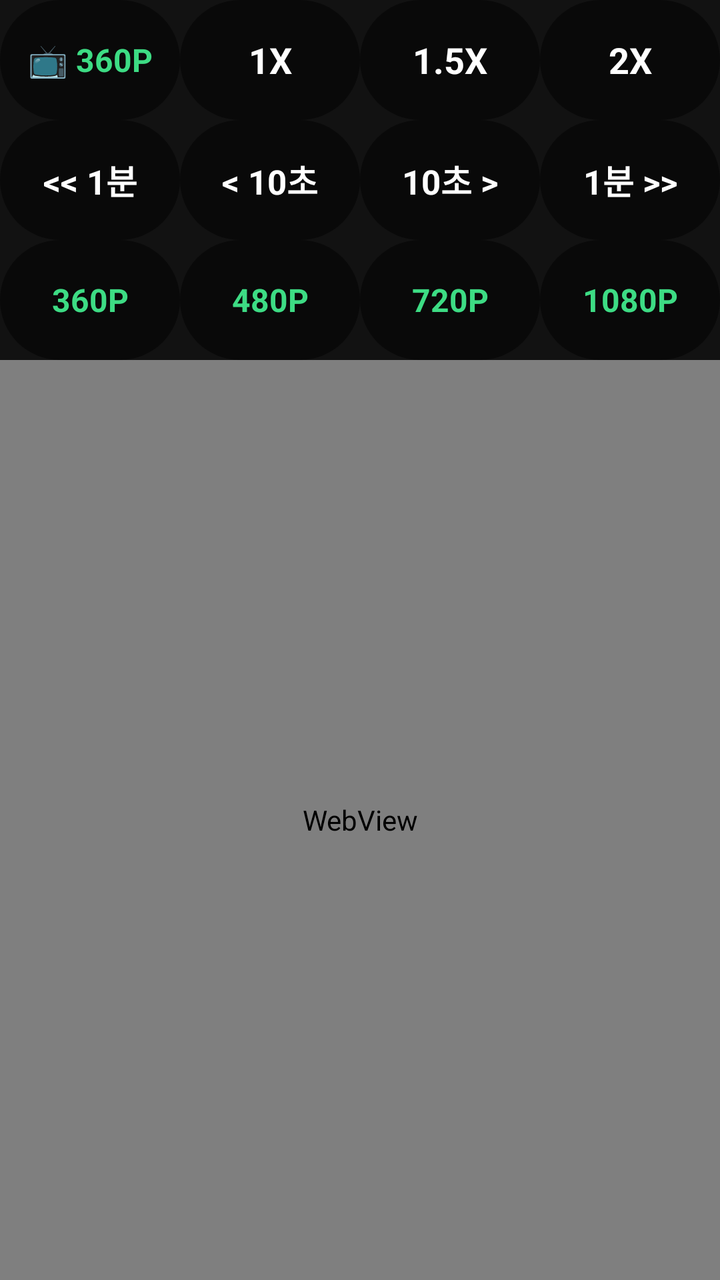
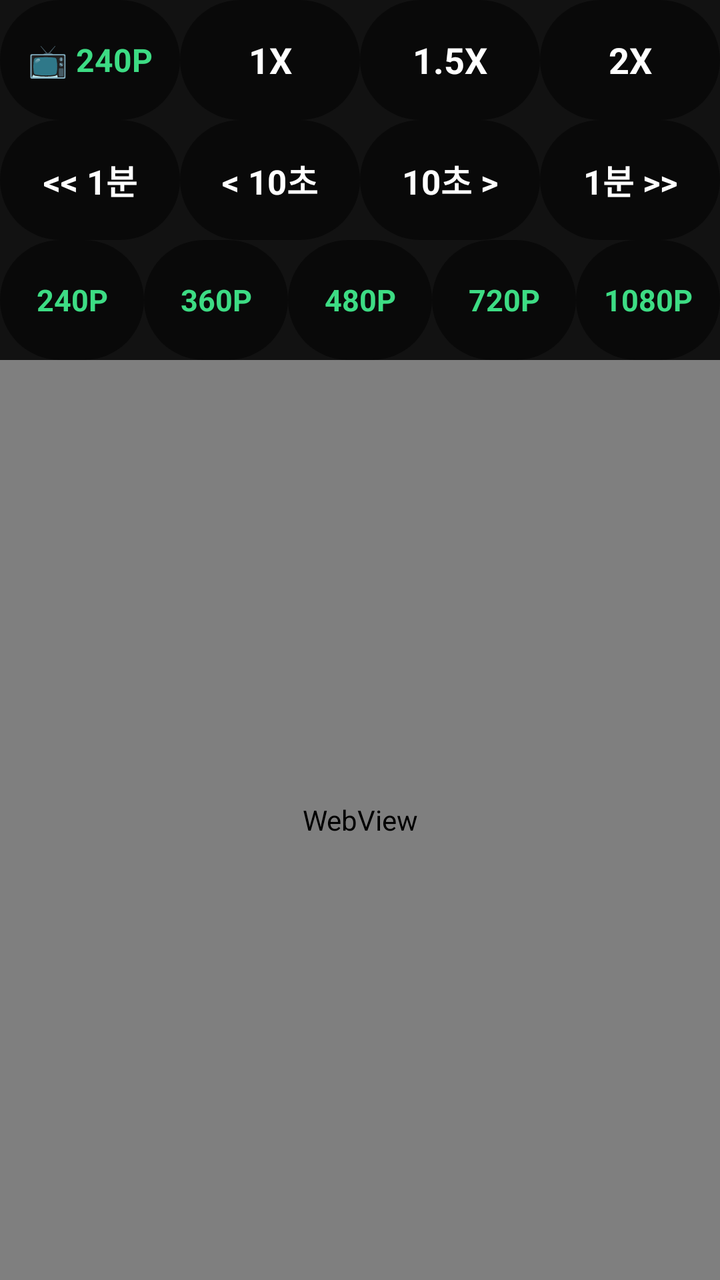

An Android layout rendered at two revisions. The XML below is the earlier revision; the diff shows what the commit changed to produce the second picture.
<!-- AndroidManifest.xml: application theme Theme.CarHome -->
<!-- res/layout/activity_browser.xml -->
<?xml version="1.0" encoding="utf-8"?>
<FrameLayout xmlns:android="http://schemas.android.com/apk/res/android"
    android:layout_width="match_parent"
    android:layout_height="match_parent"
    android:keepScreenOn="true"
    android:background="#000000">

    
    <LinearLayout
        android:id="@+id/browserRootLayout"
        android:layout_width="match_parent"
        android:layout_height="match_parent"
        android:orientation="vertical"
        android:keepScreenOn="true"
        android:background="#000000">

        
        <LinearLayout
            android:id="@+id/menuLayout"
            android:layout_width="match_parent"
            android:layout_height="180dp"
            android:orientation="vertical"
            android:background="#121212"
            android:gravity="center">

            
            <LinearLayout
                android:id="@+id/menuGroup1"
                android:layout_width="match_parent"
                android:layout_height="0dp"
                android:layout_weight="1"
                android:orientation="horizontal">

                
                <TextView
                    android:id="@+id/btnResolutionStatus"
                    android:layout_width="0dp"
                    android:layout_height="match_parent"
                    android:layout_weight="1"
                    android:background="@drawable/bg_round_btn"
                    android:text="📺 360P"
                    android:textColor="#3DDC84"
                    android:textSize="16sp"
                    android:textStyle="bold"
                    android:gravity="center"
                    android:clickable="true"
                    android:focusable="true" />

                <TextView
                    android:id="@+id/btnSpeed1x"
                    android:layout_width="0dp"
                    android:layout_height="match_parent"
                    android:layout_weight="1"
                    android:background="@drawable/bg_round_btn"
                    android:text="1X"
                    android:textColor="#FFFFFF"
                    android:textSize="18sp"
                    android:textStyle="bold"
                    android:gravity="center"
                    android:clickable="true"
                    android:focusable="true" />

                <TextView
                    android:id="@+id/btnSpeed1_5x"
                    android:layout_width="0dp"
                    android:layout_height="match_parent"
                    android:layout_weight="1"
                    android:background="@drawable/bg_round_btn"
                    android:text="1.5X"
                    android:textColor="#FFFFFF"
                    android:textSize="18sp"
                    android:textStyle="bold"
                    android:gravity="center"
                    android:clickable="true"
                    android:focusable="true" />

                <TextView
                    android:id="@+id/btnSpeed2x"
                    android:layout_width="0dp"
                    android:layout_height="match_parent"
                    android:layout_weight="1"
                    android:background="@drawable/bg_round_btn"
                    android:text="2X"
                    android:textColor="#FFFFFF"
                    android:textSize="18sp"
                    android:textStyle="bold"
                    android:gravity="center"
                    android:clickable="true"
                    android:focusable="true" />
            </LinearLayout>

            
            <LinearLayout
                android:id="@+id/menuGroup2"
                android:layout_width="match_parent"
                android:layout_height="0dp"
                android:layout_weight="1"
                android:orientation="horizontal">

                <TextView
                    android:id="@+id/btnRewind"
                    android:layout_width="0dp"
                    android:layout_height="match_parent"
                    android:layout_weight="1"
                    android:background="@drawable/bg_round_btn"
                    android:text="&lt;&lt; 1분"
                    android:textColor="#FFFFFF"
                    android:textSize="17sp"
                    android:textStyle="bold"
                    android:gravity="center"
                    android:clickable="true"
                    android:focusable="true" />

                <TextView
                    android:id="@+id/btnRewind10"
                    android:layout_width="0dp"
                    android:layout_height="match_parent"
                    android:layout_weight="1"
                    android:background="@drawable/bg_round_btn"
                    android:text="&lt; 10초"
                    android:textColor="#FFFFFF"
                    android:textSize="17sp"
                    android:textStyle="bold"
                    android:gravity="center"
                    android:clickable="true"
                    android:focusable="true" />

                <TextView
                    android:id="@+id/btnForward10"
                    android:layout_width="0dp"
                    android:layout_height="match_parent"
                    android:layout_weight="1"
                    android:background="@drawable/bg_round_btn"
                    android:text="10초 &gt;"
                    android:textColor="#FFFFFF"
                    android:textSize="17sp"
                    android:textStyle="bold"
                    android:gravity="center"
                    android:clickable="true"
                    android:focusable="true" />

                <TextView
                    android:id="@+id/btnForward"
                    android:layout_width="0dp"
                    android:layout_height="match_parent"
                    android:layout_weight="1"
                    android:background="@drawable/bg_round_btn"
                    android:text="1분 &gt;&gt;"
                    android:textColor="#FFFFFF"
                    android:textSize="17sp"
                    android:textStyle="bold"
                    android:gravity="center"
                    android:clickable="true"
                    android:focusable="true" />
            </LinearLayout>

            
            <LinearLayout
                android:id="@+id/menuGroup3"
                android:layout_width="match_parent"
                android:layout_height="0dp"
                android:layout_weight="1"
                android:orientation="horizontal">

                <TextView
                    android:id="@+id/btnRes360"
                    android:layout_width="0dp"
                    android:layout_height="match_parent"
                    android:layout_weight="1"
                    android:background="@drawable/bg_round_btn"
                    android:text="360P"
                    android:textColor="#3DDC84"
                    android:textSize="16sp"
                    android:textStyle="bold"
                    android:gravity="center"
                    android:clickable="true"
                    android:focusable="true" />

                <TextView
                    android:id="@+id/btnRes480"
                    android:layout_width="0dp"
                    android:layout_height="match_parent"
                    android:layout_weight="1"
                    android:background="@drawable/bg_round_btn"
                    android:text="480P"
                    android:textColor="#3DDC84"
                    android:textSize="16sp"
                    android:textStyle="bold"
                    android:gravity="center"
                    android:clickable="true"
                    android:focusable="true" />

                <TextView
                    android:id="@+id/btnRes720"
                    android:layout_width="0dp"
                    android:layout_height="match_parent"
                    android:layout_weight="1"
                    android:background="@drawable/bg_round_btn"
                    android:text="720P"
                    android:textColor="#3DDC84"
                    android:textSize="16sp"
                    android:textStyle="bold"
                    android:gravity="center"
                    android:clickable="true"
                    android:focusable="true" />

                <TextView
                    android:id="@+id/btnRes1080"
                    android:layout_width="0dp"
                    android:layout_height="match_parent"
                    android:layout_weight="1"
                    android:background="@drawable/bg_round_btn"
                    android:text="1080P"
                    android:textColor="#3DDC84"
                    android:textSize="16sp"
                    android:textStyle="bold"
                    android:gravity="center"
                    android:clickable="true"
                    android:focusable="true" />
            </LinearLayout>
        </LinearLayout>

        
        <WebView
            android:id="@+id/webView"
            android:layout_width="match_parent"
            android:layout_height="0dp"
            android:keepScreenOn="true"
            android:layout_weight="1" />
    </LinearLayout>

    
    <FrameLayout
        android:id="@+id/fullscreenContainer"
        android:layout_width="match_parent"
        android:layout_height="match_parent"
        android:keepScreenOn="true"
        android:background="#000000"
        android:visibility="gone" />
</FrameLayout>
<!-- resources referenced by this layout -->
<resources>
  <!-- drawable bg_round_btn (drawable) -->
  <?xml version="1.0" encoding="utf-8"?>
  <shape xmlns:android="http://schemas.android.com/apk/res/android"
      android:shape="rectangle">
      <corners android:radius="50dp" />
      
      <solid android:color="#80000000" />
  </shape>
  <style name="Theme.CarHome" parent="Base.Theme.CarHome" />
  <style name="Base.Theme.CarHome" parent="Theme.Material3.DayNight.NoActionBar">
          
          
      </style>
</resources>

<!-- the commit's change to res/layout/activity_browser.xml (unified diff, before → after) -->
@@ -38,7 +38,7 @@
                     android:layout_height="match_parent"
                     android:layout_weight="1"
                     android:background="@drawable/bg_round_btn"
-                    android:text="📺 360P"
+                    android:text="📺 240P"
                     android:textColor="#3DDC84"
                     android:textSize="16sp"
                     android:textStyle="bold"
@@ -163,6 +163,20 @@
                 android:orientation="horizontal">
 
                 <TextView
+                    android:id="@+id/btnRes240"
+                    android:layout_width="0dp"
+                    android:layout_height="match_parent"
+                    android:layout_weight="1"
+                    android:background="@drawable/bg_round_btn"
+                    android:text="240P"
+                    android:textColor="#3DDC84"
+                    android:textSize="15sp"
+                    android:textStyle="bold"
+                    android:gravity="center"
+                    android:clickable="true"
+                    android:focusable="true" />
+
+                <TextView
                     android:id="@+id/btnRes360"
                     android:layout_width="0dp"
                     android:layout_height="match_parent"
@@ -170,7 +184,7 @@
                     android:background="@drawable/bg_round_btn"
                     android:text="360P"
                     android:textColor="#3DDC84"
-                    android:textSize="16sp"
+                    android:textSize="15sp"
                     android:textStyle="bold"
                     android:gravity="center"
                     android:clickable="true"
@@ -184,7 +198,7 @@
                     android:background="@drawable/bg_round_btn"
                     android:text="480P"
                     android:textColor="#3DDC84"
-                    android:textSize="16sp"
+                    android:textSize="15sp"
                     android:textStyle="bold"
                     android:gravity="center"
                     android:clickable="true"
@@ -198,7 +212,7 @@
                     android:background="@drawable/bg_round_btn"
                     android:text="720P"
                     android:textColor="#3DDC84"
-                    android:textSize="16sp"
+                    android:textSize="15sp"
                     android:textStyle="bold"
                     android:gravity="center"
                     android:clickable="true"
@@ -212,7 +226,7 @@
                     android:background="@drawable/bg_round_btn"
                     android:text="1080P"
                     android:textColor="#3DDC84"
-                    android:textSize="16sp"
+                    android:textSize="15sp"
                     android:textStyle="bold"
                     android:gravity="center"
                     android:clickable="true"
